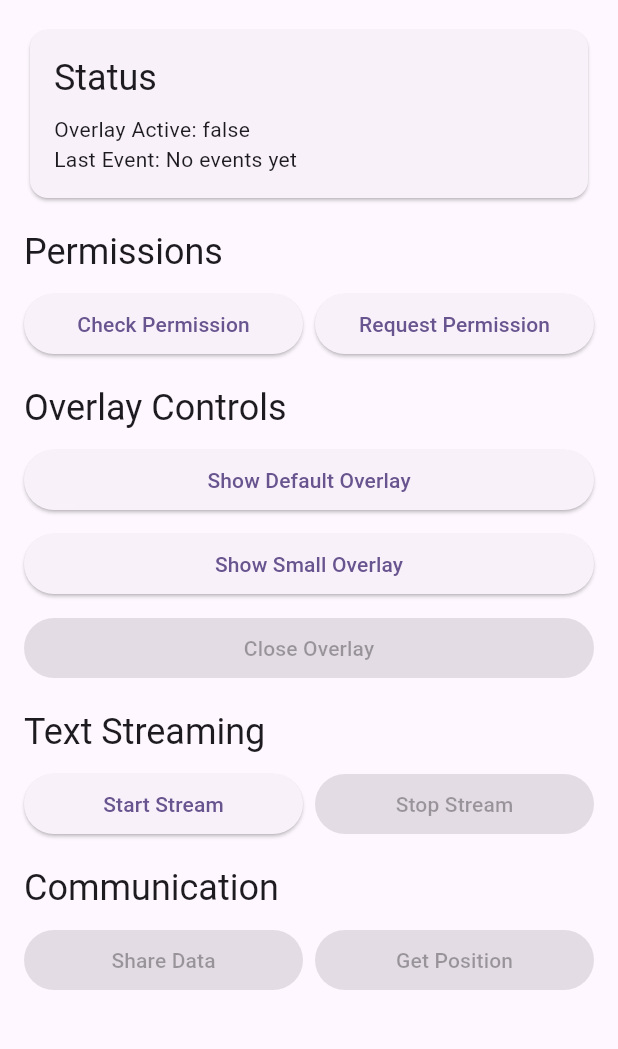
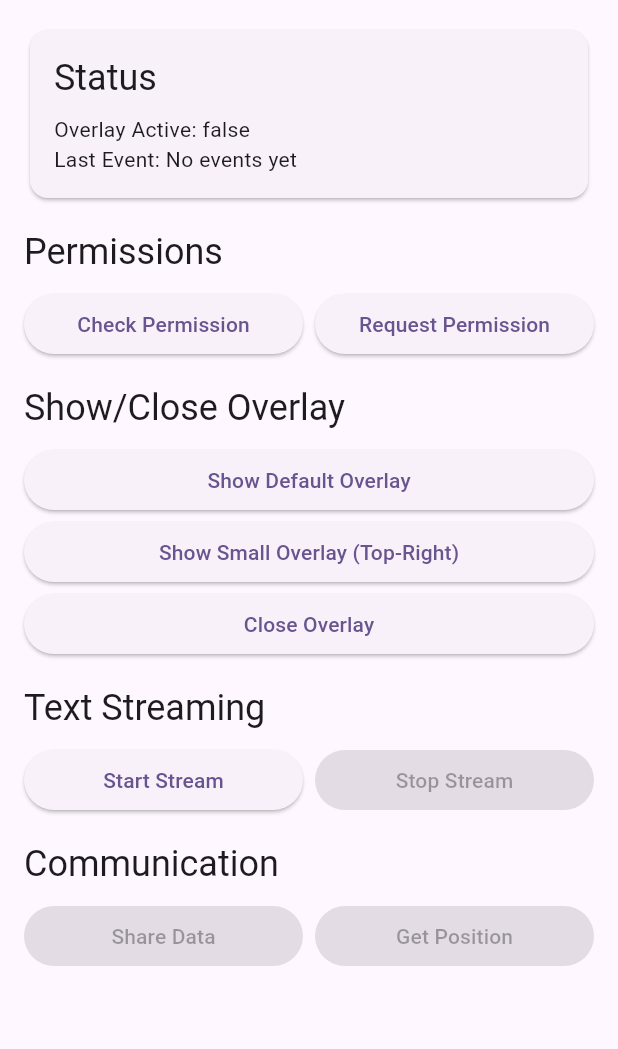
Before and after one commit to jbergloda1/flutter_overlay_window_plus, a Flutter app: the screen it shows after launch, on a phone screen of 412 x 824 dp, the part 84-1133 px from its top. Run offline on Flutter 3.47's test engine with Material 3 defaults, Android fonts, the phone set to English and light mode, and no system bars.

Commit message:
Refactor overlay controls in main.dart: Updated button states and labels for clarity, removed unnecessary conditions, and improved user interface consistency. Adjusted default overlay title in flutter_overlay_window_plus.dart to be empty for better customization.

```diff
--- a/example/lib/main.dart
+++ b/example/lib/main.dart
@@ -272,26 +272,20 @@ class _MyHomePageState extends State<MyHomePage> {
 
               // Overlay controls
               Text(
-                'Overlay Controls',
+                'Show/Close Overlay',
                 style: Theme.of(context).textTheme.headlineSmall,
               ),
               const SizedBox(height: 8),
               ElevatedButton(
-                onPressed: _isOverlayActive ? null : _showOverlay,
+                onPressed: _showOverlay,
                 child: const Text('Show Default Overlay'),
               ),
-              const SizedBox(height: 8),
               ElevatedButton(
-                onPressed: _isOverlayActive ? null : _showSmallOverlay,
-                child: const Text('Show Small Overlay'),
+                onPressed: _showSmallOverlay,
+                child: const Text('Show Small Overlay (Top-Right)'),
               ),
-              const SizedBox(height: 8),
               ElevatedButton(
-                onPressed: _isOverlayActive ? _closeOverlay : null,
-                style: ElevatedButton.styleFrom(
-                  backgroundColor: Colors.red,
-                  foregroundColor: Colors.white,
-                ),
+                onPressed: _closeOverlay,
                 child: const Text('Close Overlay'),
               ),
               const SizedBox(height: 16),
--- a/lib/flutter_overlay_window_plus.dart
+++ b/lib/flutter_overlay_window_plus.dart
@@ -59,7 +59,7 @@ class FlutterOverlayWindowPlus {
     OverlayAlignment alignment = OverlayAlignment.center,
     NotificationVisibility visibility = NotificationVisibility.visibilitySecret,
     OverlayFlag flag = OverlayFlag.defaultFlag,
-    String overlayTitle = "Overlay Active",
+    String overlayTitle = "",
     String? overlayContent,
     bool enableDrag = false,
     PositionGravity positionGravity = PositionGravity.none,
--- a/pubspec.yaml
+++ b/pubspec.yaml
@@ -1,6 +1,6 @@
 name: flutter_overlay_window_plus
 description: A Flutter plugin for displaying overlay windows over other apps with enhanced features and better API.
-version: 1.0.0
+version: 1.0.1
 
 homepage: https://github.com/jbergloda1/flutter_overlay_window_plus
 
```
Also changed, not shown: 1 other file.
